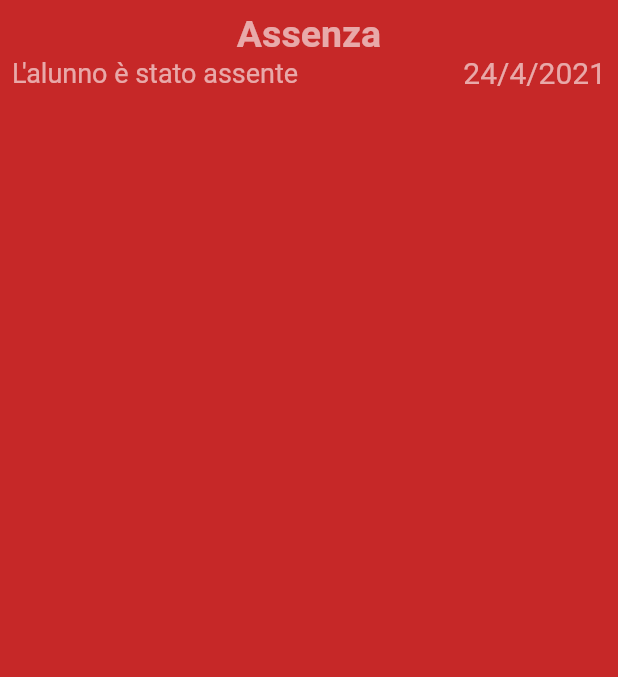
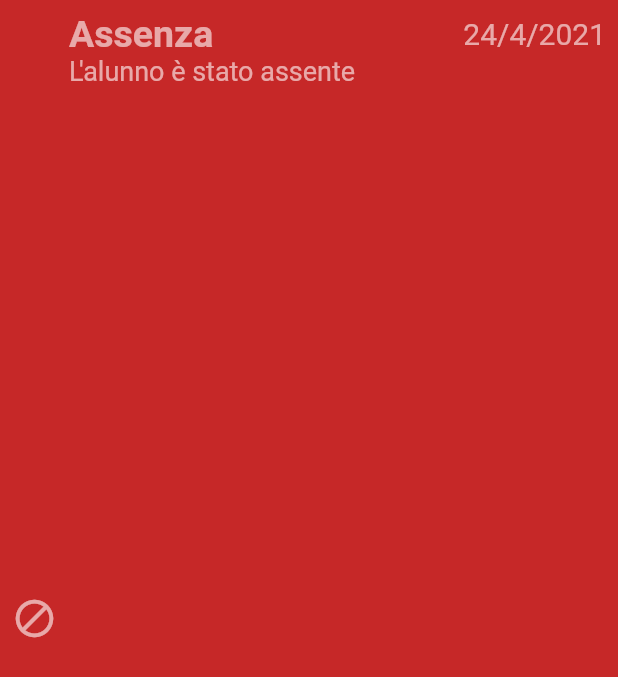
Before and after one commit to nicolo9728/registro_elettronico, a Flutter app: the EventoWidget widget shown alone on an empty page, opened directly with empty values, on a phone screen of 412 x 824 dp. Shown: the top 677 px of the screen. Run offline on Flutter 3.47's test engine with Material 2 defaults, Android fonts, the phone set to English and light mode, and no system bars; missing offline and left inert: dart:ffi.

Commit message:
implementate le classi e la visualizzazione sul calendario delle presenze

```diff
--- a/mobile/registro/lib/models/Assenza.dart
+++ b/mobile/registro/lib/models/Assenza.dart
@@ -21,4 +21,7 @@ class Assenza implements IEvento {
 
   @override
   String get nomeEvento => "Assenza";
+
+  @override
+  IconData get icona => Icons.block;
 }
--- a/mobile/registro/lib/models/IEvento.dart
+++ b/mobile/registro/lib/models/IEvento.dart
@@ -1,8 +1,10 @@
 import 'package:flutter/cupertino.dart';
+import 'package:flutter/material.dart';
 
 abstract class IEvento {
   String get nomeEvento;
   String get descrizioneEvento;
   Color get colore;
   DateTime get data;
+  IconData get icona;
 }
--- a/mobile/registro/lib/models/Voto.dart
+++ b/mobile/registro/lib/models/Voto.dart
@@ -68,4 +68,7 @@ class Voto implements IEvento {
 
   @override
   String get descrizioneEvento => "$nome";
+
+  @override
+  IconData get icona => Icons.article_outlined;
 }
--- a/mobile/registro/lib/views/EventoWidget.dart
+++ b/mobile/registro/lib/views/EventoWidget.dart
@@ -10,31 +10,43 @@ class EventoWidget extends StatelessWidget {
     return Container(
         color: evento.colore,
         padding: EdgeInsets.all(8),
+        child: Row(
+          children: [
+            Icon(
+              evento.icona,
+              color: Colors.white60,
+              size: 30,
+            ),
+            SizedBox(
+              width: 8,
+            ),
+            Expanded(
               child: Column(
+                crossAxisAlignment: CrossAxisAlignment.start,
+                children: [
+                  Row(
+                    mainAxisAlignment: MainAxisAlignment.spaceBetween,
                     children: [
                       Text(
                         evento.nomeEvento,
                         style: TextStyle(fontSize: 25, fontWeight: FontWeight.w600),
                       ),
-          Row(
-            mainAxisAlignment: MainAxisAlignment.spaceBetween,
-            children: [
-              SizedBox(
-                  width: 250,
-                  child: Text(
-                    evento.descrizioneEvento,
-                    maxLines: 1,
-                    overflow: TextOverflow.ellipsis,
-                    style: TextStyle(fontSize: 18),
-                  )),
                       Text(
                         "${evento.data.day}/${evento.data.month}/${evento.data.year}",
                         style: TextStyle(fontSize: 20),
                       )
                     ],
-          )
+                  ),
+                  Text(
+                    evento.descrizioneEvento,
+                    maxLines: 3,
+                    overflow: TextOverflow.ellipsis,
+                    style: TextStyle(fontSize: 18),
+                  ),
                 ],
               ),
-    );
+            ),
+          ],
+        ));
   }
 }
```
Also changed, not shown: mobile/registro/lib/models/EntrataPosticipata.dart (added, +45 -0 lines), mobile/registro/lib/models/GestoreEventi.dart (+12 -2 lines), mobile/registro/lib/models/Presenza.dart (+12 -25 lines), mobile/registro/lib/models/UscitaAnticipata.dart (added, +44 -0 lines). Lines whose indentation alone changed are shown as unchanged.
